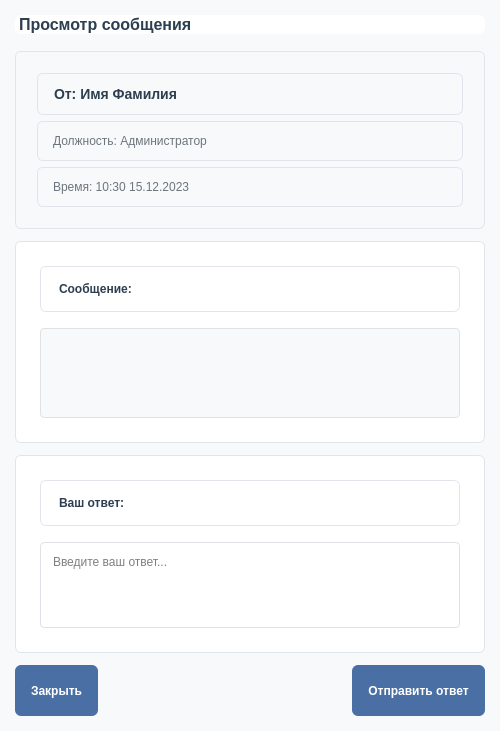
First picture: the form in UI/Reg/Окно ответа.ui, repository Ainyr-Akhmadishin/Hotel_management_system, before the edit.
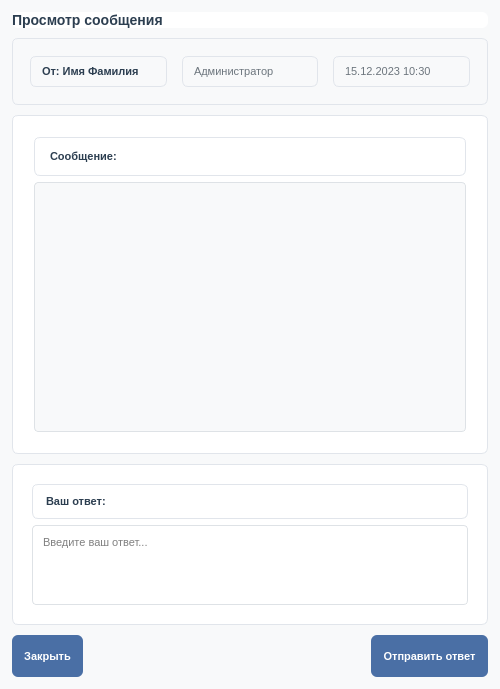
Second picture: the form after the edit.

What changed in the file:
```diff
--- a/UI/Reg/Окно ответа.ui
+++ b/UI/Reg/Окно ответа.ui
@@ -7,7 +7,7 @@
     <x>0</x>
     <y>0</y>
     <width>500</width>
-    <height>689</height>
+    <height>550</height>
    </rect>
   </property>
   <property name="windowTitle">
@@ -22,15 +22,15 @@
     border-radius: 6px;
 }
 QLabel {
-    font-size: 12px;
+    font-size: 11px;
     color: #2c3e50;
 }
 QTextEdit {
     border: 1px solid #e1e5eb;
     border-radius: 6px;
     background-color: white;
-    padding: 12px;
-    font-size: 12px;
+    padding: 10px;
+    font-size: 11px;
 }
 QTextEdit:focus {
     border-color: #4a6fa5;
@@ -39,11 +39,11 @@
     background-color: #4a6fa5;
     color: white;
     border: none;
-    padding: 8px 16px;
+    padding: 6px 12px;
     border-radius: 6px;
     font-weight: bold;
-    min-height: 35px;
-    font-size: 12px;
+    min-height: 30px;
+    font-size: 11px;
 }
 QPushButton:hover {
     background-color: #3a5a80;
@@ -51,32 +51,28 @@
 QPushButton:pressed {
     background-color: #2a4a70;
 }
-QPushButton:disabled {
-    background-color: #c1c7d0;
-    color: #8a8f99;
-}
 </string>
   </property>
   <layout class="QVBoxLayout" name="verticalLayout">
    <property name="spacing">
-    <number>12</number>
+    <number>10</number>
    </property>
    <property name="leftMargin">
-    <number>15</number>
+    <number>12</number>
    </property>
    <property name="topMargin">
-    <number>15</number>
+    <number>12</number>
    </property>
    <property name="rightMargin">
-    <number>15</number>
+    <number>12</number>
    </property>
    <property name="bottomMargin">
-    <number>15</number>
+    <number>12</number>
    </property>
    <item>
     <widget class="QLabel" name="title_label">
      <property name="styleSheet">
-      <string notr="true">font-size: 16px; font-weight: bold; color: #2c3e50; margin-bottom: 5px;</string>
+      <string notr="true">font-size: 14px; font-weight: bold; color: #2c3e50;</string>
      </property>
      <property name="text">
       <string>Просмотр сообщения</string>
@@ -90,7 +86,7 @@
     background-color: #f8f9fa;
     border: 1px solid #e1e5eb;
     border-radius: 6px;
-    padding: 12px;
+    padding: 8px;
 }</string>
      </property>
      <property name="frameShape">
@@ -99,14 +95,14 @@
      <property name="frameShadow">
       <enum>QFrame::Raised</enum>
      </property>
-     <layout class="QVBoxLayout" name="verticalLayout_2">
+     <layout class="QHBoxLayout" name="horizontalLayout">
       <property name="spacing">
-       <number>6</number>
+       <number>15</number>
       </property>
       <item>
        <widget class="QLabel" name="sender_label">
         <property name="styleSheet">
-         <string notr="true">font-weight: bold; font-size: 14px;</string>
+         <string notr="true">font-weight: bold; font-size: 11px;</string>
         </property>
         <property name="text">
          <string>От: Имя Фамилия</string>
@@ -116,20 +112,20 @@
       <item>
        <widget class="QLabel" name="position_label">
         <property name="styleSheet">
-         <string notr="true">font-size: 12px; color: #6c757d;</string>
+         <string notr="true">font-size: 11px; color: #6c757d;</string>
         </property>
         <property name="text">
-         <string>Должность: Администратор</string>
+         <string>Администратор</string>
         </property>
        </widget>
       </item>
       <item>
        <widget class="QLabel" name="time_label">
         <property name="styleSheet">
-         <string notr="true">font-size: 12px; color: #6c757d;</string>
+         <string notr="true">font-size: 11px; color: #6c757d;</string>
         </property>
         <property name="text">
-         <string>Время: 10:30 15.12.2023</string>
+         <string>15.12.2023 10:30</string>
         </property>
        </widget>
       </item>
@@ -143,7 +139,7 @@
     background-color: white;
     border: 1px solid #e1e5eb;
     border-radius: 6px;
-    padding: 15px;
+    padding: 12px;
 }</string>
      </property>
      <property name="frameShape">
@@ -154,12 +150,12 @@
      </property>
      <layout class="QVBoxLayout" name="verticalLayout_3">
       <property name="spacing">
-       <number>8</number>
+       <number>6</number>
       </property>
       <item>
        <widget class="QLabel" name="message_title_label">
         <property name="styleSheet">
-         <string notr="true">font-weight: bold; margin-bottom: 8px;</string>
+         <string notr="true">font-weight: bold; font-size: 11px;</string>
         </property>
         <property name="text">
          <string>Сообщение:</string>
@@ -168,11 +164,17 @@
       </item>
       <item>
        <widget class="QTextEdit" name="message_text">
+        <property name="minimumSize">
+         <size>
+          <width>0</width>
+          <height>250</height>
+         </size>
+        </property>
         <property name="styleSheet">
          <string notr="true">QTextEdit {
     border: 1px solid #dee2e6;
     border-radius: 4px;
-    padding: 10px;
+    padding: 8px;
     background-color: #f8f9fa;
 }</string>
         </property>
@@ -191,7 +193,7 @@
     background-color: white;
     border: 1px solid #e1e5eb;
     border-radius: 6px;
-    padding: 15px;
+    padding: 10px;
 }</string>
      </property>
      <property name="frameShape">
@@ -202,12 +204,12 @@
      </property>
      <layout class="QVBoxLayout" name="verticalLayout_4">
       <property name="spacing">
-       <number>8</number>
+       <number>6</number>
       </property>
       <item>
        <widget class="QLabel" name="reply_label">
         <property name="styleSheet">
-         <string notr="true">font-weight: bold; margin-bottom: 8px;</string>
+         <string notr="true">font-weight: bold; font-size: 11px;</string>
         </property>
         <property name="text">
          <string>Ваш ответ:</string>
@@ -216,11 +218,17 @@
       </item>
       <item>
        <widget class="QTextEdit" name="reply_text">
+        <property name="maximumSize">
+         <size>
+          <width>16777215</width>
+          <height>80</height>
+         </size>
+        </property>
         <property name="styleSheet">
          <string notr="true">QTextEdit {
     border: 1px solid #dee2e6;
     border-radius: 4px;
-    padding: 8px;
+    padding: 6px;
 }</string>
         </property>
         <property name="placeholderText">
@@ -234,7 +242,7 @@
    <item>
     <layout class="QHBoxLayout" name="button_layout">
      <property name="spacing">
-      <number>10</number>
+      <number>8</number>
      </property>
      <item>
       <widget class="QPushButton" name="close_button">
```
Left out of the diff: 10 changed lines with no effect on the pictures.
